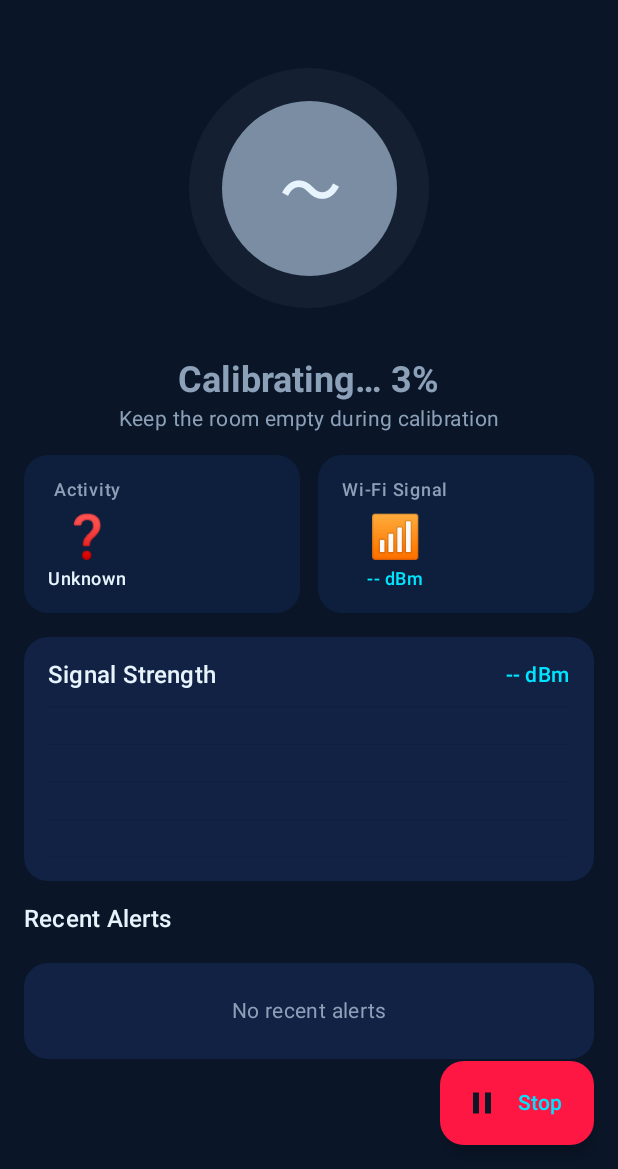
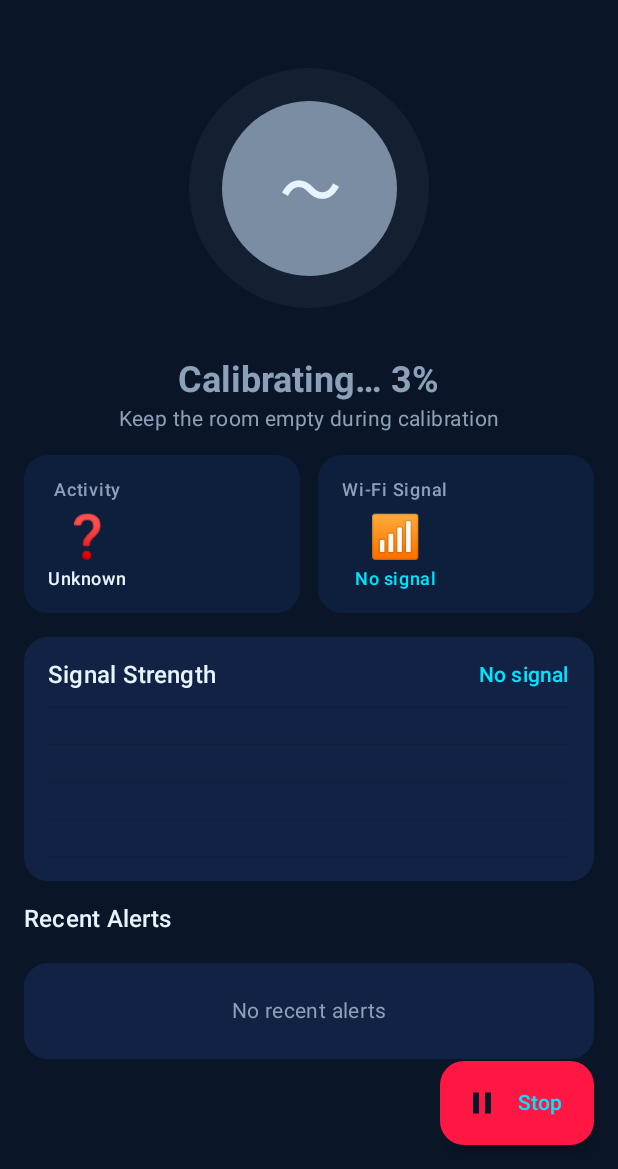
Before and after one commit to ashishshroti14/waveguard, an Android app built with Jetpack Compose: the DashboardScreen screen opened through its navigation route, after a tap on "Start Monitoring", on a phone screen of 412 x 824 dp, the part 67-1236 px from its top. Run offline under Robolectric (Android 15) with nearby library versions, the phone set to English and light mode, and no system bars; our stand-ins replace Dagger/Hilt's generated code, Room's generated code; libraries missing offline, so code that uses them is left out: org.tensorflow.lite; 1 statement that could not run was skipped.

```diff
--- a/android/app/src/main/java/com/waveguard/domain/alert/AlertEngine.kt
+++ b/android/app/src/main/java/com/waveguard/domain/alert/AlertEngine.kt
@@ -18,6 +18,7 @@ import kotlinx.coroutines.flow.collect
 import kotlinx.coroutines.flow.combine
 import kotlinx.coroutines.flow.onEach
 import kotlinx.coroutines.launch
+import android.util.Log
 import javax.inject.Inject
 import javax.inject.Singleton
 
@@ -39,6 +40,7 @@ class AlertEngine @Inject constructor(
 ) {
 
     companion object {
+        private const val TAG = "AlertEngine"
         private const val THROTTLE_MS = 30_000L // 30 s between same-type alerts
     }
 
@@ -74,7 +76,7 @@ class AlertEngine @Inject constructor(
                 .onEach { (presence, activity) ->
                     evaluate(presence, activity, confidence = 1f)
                 }
-                .catch { /* log silently */ }
+                .catch { e -> Log.e(TAG, "Alert evaluation stream failed", e) }
                 .collect()
         }
     }
--- a/android/app/src/main/java/com/waveguard/domain/detection/PresenceDetector.kt
+++ b/android/app/src/main/java/com/waveguard/domain/detection/PresenceDetector.kt
@@ -22,6 +22,7 @@ import kotlinx.coroutines.flow.filter
 import kotlinx.coroutines.flow.onEach
 import kotlinx.coroutines.flow.take
 import kotlinx.coroutines.launch
+import android.util.Log
 import javax.inject.Inject
 import javax.inject.Singleton
 
@@ -50,6 +51,7 @@ class PresenceDetector @Inject constructor(
 ) {
 
     companion object {
+        private const val TAG = "PresenceDetector"
         // Combination weights for Phase 2
         private const val WEIGHT_ML = 0.60f
         private const val WEIGHT_STATISTICAL = 0.25f
@@ -126,7 +128,7 @@ class PresenceDetector @Inject constructor(
                         combine()
                     }
                 }
-                .catch { /* log silently */ }
+                .catch { e -> Log.e(TAG, "Statistical detector failed", e) }
                 .collect()
         }
 
@@ -137,7 +139,7 @@ class PresenceDetector @Inject constructor(
                     latestMl = state
                     combine()
                 }
-                .catch { }
+                .catch { e -> Log.e(TAG, "CSI presence detector failed", e) }
                 .collect()
         }
 
@@ -147,14 +149,14 @@ class PresenceDetector @Inject constructor(
                     latestActivity = activity
                     _activityType.emit(activity)
                 }
-                .catch { }
+                .catch { e -> Log.e(TAG, "CSI activity type stream failed", e) }
                 .collect()
         }
 
         // Phase 2: CSI processing pipeline
         scope.launch {
             csiPresenceDetector.process(csiFlow)
-                .catch { }
+                .catch { e -> Log.e(TAG, "CSI processing pipeline failed", e) }
                 .collect()
         }
 
@@ -169,7 +171,7 @@ class PresenceDetector @Inject constructor(
                         _confidence.value = latestFallConf
                     }
                 }
-                .catch { }
+                .catch { e -> Log.e(TAG, "Fall detector failed", e) }
                 .collect()
         }
 
@@ -177,7 +179,7 @@ class PresenceDetector @Inject constructor(
         scope.launch {
             anomalyDetector.monitor(presenceState)
                 .onEach { isAnomaly -> latestAnomaly = isAnomaly }
-                .catch { }
+                .catch { e -> Log.e(TAG, "Anomaly detector failed", e) }
                 .collect()
         }
 
--- a/android/app/src/main/java/com/waveguard/ui/screens/calibration/CalibrationScreen.kt
+++ b/android/app/src/main/java/com/waveguard/ui/screens/calibration/CalibrationScreen.kt
@@ -138,7 +138,7 @@ private fun IdleContent(onStart: () -> Unit, onSkip: () -> Unit) {
     ) {
         Icon(
             imageVector = Icons.Default.Sensors,
-            contentDescription = null,
+            contentDescription = "Calibration",
             tint = CyanActive,
             modifier = Modifier.size(80.dp)
         )
@@ -274,7 +274,7 @@ private fun CompleteContent(baselineCount: Int, onContinue: () -> Unit) {
     ) {
         Icon(
             imageVector = Icons.Default.CheckCircle,
-            contentDescription = null,
+            contentDescription = "Calibration complete",
             tint = GreenSafe,
             modifier = Modifier.size(80.dp)
         )
@@ -331,7 +331,7 @@ private fun FailedContent(reason: String, onRetry: () -> Unit, onSkip: () -> Uni
     ) {
         Icon(
             imageVector = Icons.Default.ErrorOutline,
-            contentDescription = null,
+            contentDescription = "Calibration failed",
             tint = RedAlert,
             modifier = Modifier.size(80.dp)
         )
--- a/android/app/src/main/java/com/waveguard/ui/screens/dashboard/DashboardScreen.kt
+++ b/android/app/src/main/java/com/waveguard/ui/screens/dashboard/DashboardScreen.kt
@@ -235,7 +235,7 @@ fun DashboardScreen(
                                 color = TextPrimary
                             )
                             Text(
-                                text = if (signalStrength < 0f) "${signalStrength.toInt()} dBm" else "-- dBm",
+                                text = if (signalStrength < 0f) "${signalStrength.toInt()} dBm" else "No signal",
                                 style = MaterialTheme.typography.labelLarge,
                                 color = CyanActive
                             )
@@ -275,7 +275,7 @@ fun DashboardScreen(
                             contentAlignment = Alignment.Center
                         ) {
                             Text(
-                                text = "No recent alerts",
+                                text = if (isMonitoring) "No recent alerts" else "Start monitoring to see alerts",
                                 style = MaterialTheme.typography.bodyMedium,
                                 color = TextSecondary
                             )
@@ -357,7 +357,7 @@ private fun RoomStatusRow(
                 )
                 Spacer(modifier = Modifier.height(4.dp))
                 Text(
-                    text = if (signalStrength < 0f) "${signalStrength.toInt()} dBm" else "-- dBm",
+                    text = if (signalStrength < 0f) "${signalStrength.toInt()} dBm" else "No signal",
                     style = MaterialTheme.typography.bodySmall,
                     color = CyanActive,
                     fontWeight = FontWeight.Medium
--- a/android/app/src/main/java/com/waveguard/ui/screens/history/HistoryScreen.kt
+++ b/android/app/src/main/java/com/waveguard/ui/screens/history/HistoryScreen.kt
@@ -226,7 +226,7 @@ private fun EmptyHistoryContent(modifier: Modifier = Modifier) {
     ) {
         Icon(
             imageVector = Icons.Default.NotificationsNone,
-            contentDescription = null,
+            contentDescription = "No alerts",
             tint = TextSecondary,
             modifier = Modifier.size(72.dp)
         )
--- a/android/app/src/main/java/com/waveguard/ui/screens/onboarding/OnboardingScreen.kt
+++ b/android/app/src/main/java/com/waveguard/ui/screens/onboarding/OnboardingScreen.kt
@@ -196,7 +196,7 @@ private fun OnboardingPageContent(page: OnboardingPage) {
     ) {
         Icon(
             imageVector = page.icon,
-            contentDescription = null,
+            contentDescription = page.title,
             tint = page.iconTint,
             modifier = Modifier.size(80.dp)
         )
@@ -233,7 +233,7 @@ private fun OnboardingPageContent(page: OnboardingPage) {
                         ) {
                             Icon(
                                 imageVector = icon,
-                                contentDescription = null,
+                                contentDescription = label,
                                 tint = CyanActive,
                                 modifier = Modifier.size(20.dp)
                             )
--- a/android/app/src/main/java/com/waveguard/ui/screens/setup/SetupScreen.kt
+++ b/android/app/src/main/java/com/waveguard/ui/screens/setup/SetupScreen.kt
@@ -87,7 +87,7 @@ fun SetupScreen(
             // Header
             Icon(
                 imageVector = Icons.Default.Sensors,
-                contentDescription = null,
+                contentDescription = "WaveGuard sensor icon",
                 tint = CyanActive,
                 modifier = Modifier.size(72.dp)
             )
@@ -107,7 +107,7 @@ fun SetupScreen(
 
             // Mode cards
             ModeCard(
-                icon = { Icon(Icons.Default.Bluetooth, contentDescription = null, tint = CyanActive, modifier = Modifier.size(32.dp)) },
+                icon = { Icon(Icons.Default.Bluetooth, contentDescription = "Bluetooth", tint = CyanActive, modifier = Modifier.size(32.dp)) },
                 title = "ESP32 Sensor Mode",
                 subtitle = "Best accuracy — requires WaveGuard ESP32 hardware",
                 badge = "RECOMMENDED",
@@ -116,7 +116,7 @@ fun SetupScreen(
             )
 
             ModeCard(
-                icon = { Icon(Icons.Default.PhoneAndroid, contentDescription = null, tint = AmberWarning, modifier = Modifier.size(32.dp)) },
+                icon = { Icon(Icons.Default.PhoneAndroid, contentDescription = "Phone", tint = AmberWarning, modifier = Modifier.size(32.dp)) },
                 title = "Phone-Only Mode",
                 subtitle = "Uses Wi-Fi RSSI only — no hardware required",
                 badge = "PHASE 1",
@@ -255,6 +255,12 @@ private fun NotFoundContent(onRetry: () -> Unit) {
         verticalArrangement = Arrangement.spacedBy(8.dp)
     ) {
         Text("ESP32 not found nearby", style = MaterialTheme.typography.bodyMedium, color = AmberWarning)
+        Text(
+            text = "Make sure Bluetooth is enabled, the ESP32 is powered on, and your phone is within range.",
+            style = MaterialTheme.typography.bodySmall,
+            color = TextSecondary,
+            textAlign = TextAlign.Center
+        )
         OutlinedButton(
             onClick = onRetry,
             colors = ButtonDefaults.outlinedButtonColors(contentColor = CyanActive)
@@ -285,7 +291,7 @@ private fun ConnectedContent(onContinue: () -> Unit) {
             verticalAlignment = Alignment.CenterVertically,
             horizontalArrangement = Arrangement.spacedBy(8.dp)
         ) {
-            Icon(Icons.Default.CheckCircle, contentDescription = null, tint = GreenSafe, modifier = Modifier.size(24.dp))
+            Icon(Icons.Default.CheckCircle, contentDescription = "Connected", tint = GreenSafe, modifier = Modifier.size(24.dp))
             Text("ESP32 Connected!", style = MaterialTheme.typography.bodyLarge, color = GreenSafe, fontWeight = FontWeight.SemiBold)
         }
         Button(
@@ -304,6 +310,12 @@ private fun FailedConnectionContent(onRetry: () -> Unit, onSkip: () -> Unit) {
         verticalArrangement = Arrangement.spacedBy(8.dp)
     ) {
         Text("Connection failed", style = MaterialTheme.typography.bodyMedium, color = RedAlert)
+        Text(
+            text = "The ESP32 was found but could not connect. Try moving closer, restarting the ESP32, or checking that no other device is connected to it.",
+            style = MaterialTheme.typography.bodySmall,
+            color = TextSecondary,
+            textAlign = TextAlign.Center
+        )
         Row(horizontalArrangement = Arrangement.spacedBy(12.dp)) {
             OutlinedButton(
                 onClick = onRetry,
```
